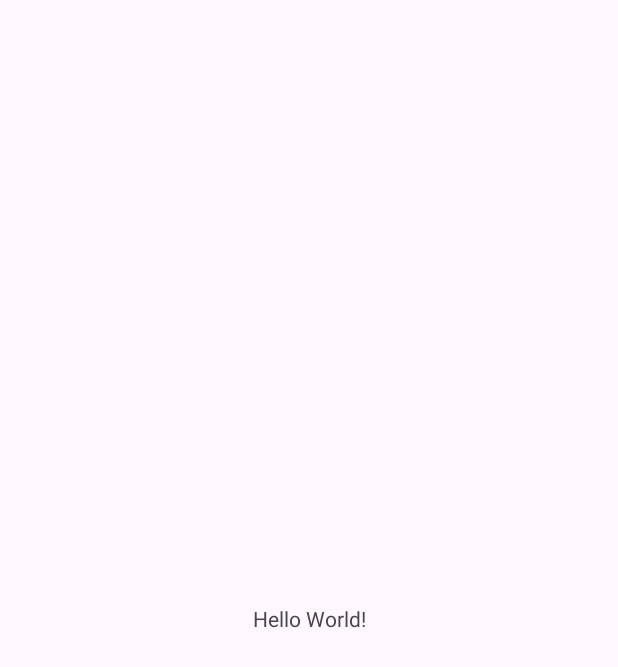
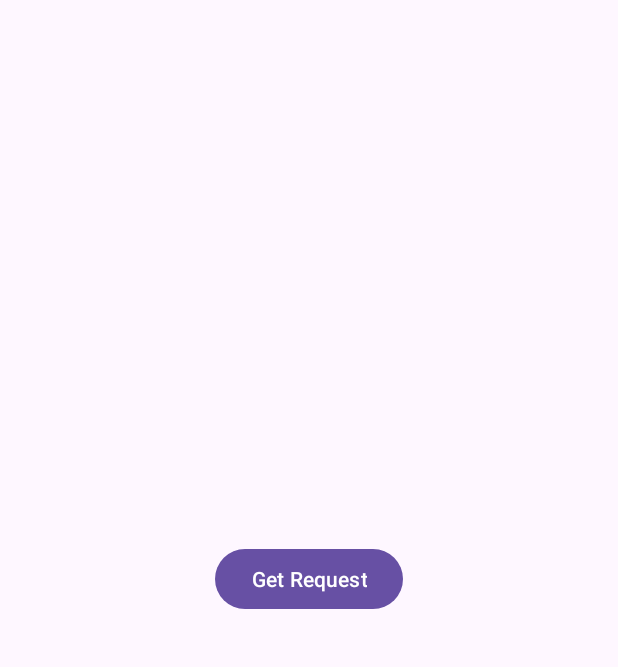
Before and after one commit to School-Jordy/MobieleApps2-WeatherApp, an Android app: the screen it shows after launch (MainActivity), on a phone screen of 412 x 824 dp. Before the commit the part shown is almost empty. Shown: the top 667 px of the screen. Run offline under Robolectric (Android 15) with nearby library versions, the phone set to English and light mode, and no system bars; our stand-ins replace Volley.

```diff
--- a/app/build.gradle.kts
+++ b/app/build.gradle.kts
@@ -44,4 +44,6 @@ dependencies {
     testImplementation("junit:junit:4.13.2")
     androidTestImplementation("androidx.test.ext:junit:1.1.5")
     androidTestImplementation("androidx.test.espresso:espresso-core:3.5.1")
+
+    implementation("com.android.volley:volley:1.2.1")
 }
--- a/app/src/main/AndroidManifest.xml
+++ b/app/src/main/AndroidManifest.xml
@@ -18,7 +18,7 @@
         android:theme="@style/Theme.WeatherApp"
         tools:targetApi="31" >
         <activity
-            android:name=".MainActivity"
+            android:name=".view.MainActivity"
             android:exported="true" >
             <intent-filter>
                 <action android:name="android.intent.action.MAIN" />
--- /dev/null
+++ b/app/src/main/java/com/example/weatherapp/view/MainActivity.kt
@@ -0,0 +1,50 @@
+package com.example.weatherapp.view
+
+import android.annotation.SuppressLint
+import androidx.appcompat.app.AppCompatActivity
+import android.os.Bundle
+import android.view.View
+import android.widget.Button
+import android.widget.ProgressBar
+import android.widget.TextView
+import androidx.lifecycle.ViewModelProvider
+import com.android.volley.Request
+import com.android.volley.RequestQueue
+import com.android.volley.toolbox.JsonObjectRequest
+import com.android.volley.toolbox.Volley
+import com.example.weatherapp.R
+import com.example.weatherapp.viewmodel.MyViewModel
+
+class MainActivity : AppCompatActivity() {
+    private lateinit var viewModel: MyViewModel
+
+    override fun onCreate(savedInstanceState: Bundle?) {
+        super.onCreate(savedInstanceState)
+        setContentView(R.layout.activity_main)
+
+        val tvResult = findViewById<TextView>(R.id.tv_result)
+        val btnGet = findViewById<Button>(R.id.btn_get)
+        val loading = findViewById<ProgressBar>(R.id.loading)
+
+        btnGet.setOnClickListener {
+            loading.visibility = View.VISIBLE
+            val url = "https://catfact.ninja/fact"
+            val queue: RequestQueue = Volley.newRequestQueue(this)
+            val request = JsonObjectRequest(Request.Method.GET, url, null, { response ->
+                loading.visibility = View.INVISIBLE
+                try {
+                    val fact = response.getString("fact")
+
+                    tvResult.text = fact
+                } catch (e: Exception) {
+                    val msg = "error: ${e.message}"
+                    tvResult.text = msg
+                }
+            }, { error ->
+                loading.visibility = View.INVISIBLE
+                tvResult.text = error.message
+        })
+            queue.add(request)
+        }
+    }
+}
--- a/app/src/main/res/layout/activity_main.xml
+++ b/app/src/main/res/layout/activity_main.xml
@@ -1,18 +1,43 @@
 <?xml version="1.0" encoding="utf-8"?>
-<androidx.constraintlayout.widget.ConstraintLayout
-    xmlns:android="http://schemas.android.com/apk/res/android"
+<androidx.constraintlayout.widget.ConstraintLayout xmlns:android="http://schemas.android.com/apk/res/android"
     xmlns:tools="http://schemas.android.com/tools"
-    xmlns:app="http://schemas.android.com/apk/res-auto"
     android:layout_width="match_parent"
     android:layout_height="match_parent"
-    tools:context=".MainActivity">
-    <TextView
-      android:layout_width="wrap_content"
-      android:layout_height="wrap_content"
-      android:text="Hello World!"
-      app:layout_constraintBottom_toBottomOf="parent"
-      app:layout_constraintStart_toStartOf="parent"
-      app:layout_constraintEnd_toEndOf="parent"
-      app:layout_constraintTop_toTopOf="parent" />
+    xmlns:app="http://schemas.android.com/apk/res-auto"
+    tools:context=".view.MainActivity">
+
+    <ProgressBar
+        android:id="@+id/loading"
+        android:layout_width="wrap_content"
+        android:layout_height="wrap_content"
+        android:layout_margin="40dp"
+        android:visibility="invisible"
+        app:layout_constraintBottom_toBottomOf="parent"
+        app:layout_constraintEnd_toEndOf="parent"
+        app:layout_constraintStart_toStartOf="parent"
+        app:layout_constraintTop_toTopOf="parent"/>
+
+    <androidx.appcompat.widget.LinearLayoutCompat
+        android:layout_width="match_parent"
+        android:layout_height="match_parent"
+        android:gravity="center"
+        android:orientation="vertical"
+        app:layout_constraintBottom_toBottomOf="parent"
+        app:layout_constraintEnd_toEndOf="parent"
+        app:layout_constraintStart_toStartOf="parent"
+        app:layout_constraintTop_toTopOf="parent">
+
+        <Button
+            android:id="@+id/btn_get"
+            android:layout_width="wrap_content"
+            android:layout_height="wrap_content"
+            android:text="Get Request" />
+
+        <TextView
+            android:layout_width="wrap_content"
+            android:padding="16dp"
+            android:id="@+id/tv_result"
+            android:layout_height="wrap_content"/>
+    </androidx.appcompat.widget.LinearLayoutCompat>
 
   </androidx.constraintlayout.widget.ConstraintLayout>
--- a/build.gradle.kts
+++ b/build.gradle.kts
@@ -1,5 +1,5 @@
 // Top-level build file where you can add configuration options common to all sub-projects/modules.
 plugins {
-    id("com.android.application") version "8.1.1" apply false
+    id("com.android.application") version "8.1.2" apply false
     id("org.jetbrains.kotlin.android") version "1.9.0" apply false
 }
```
Also changed, not shown: app/src/main/java/com/example/weatherapp/MainActivity.kt (deleted, +0 -11 lines), app/src/main/java/com/example/weatherapp/model/ApiService.kt (added, +16 -0 lines), app/src/main/java/com/example/weatherapp/viewmodel/MyViewmodel.kt (added, +23 -0 lines).
